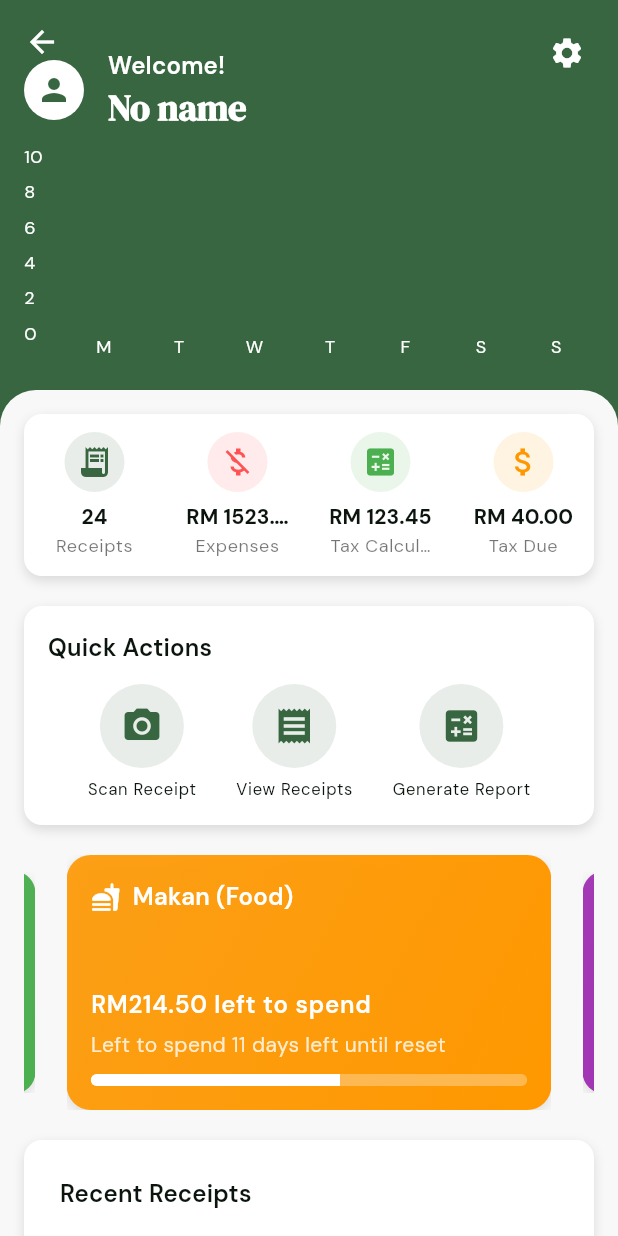
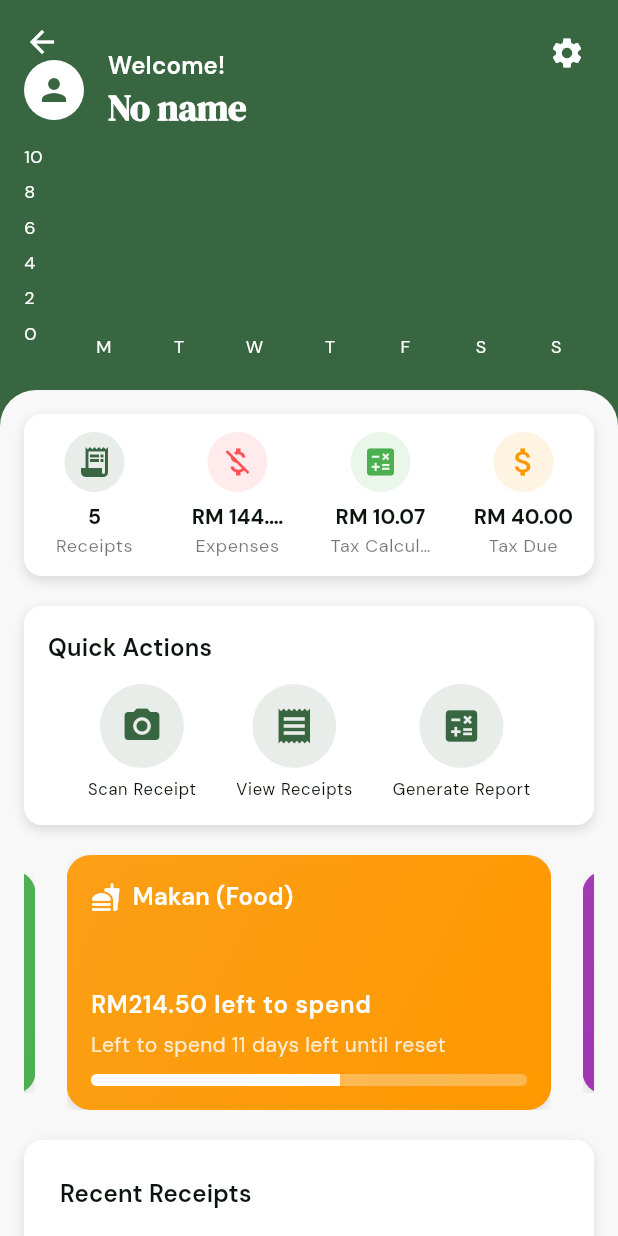
Before and after one commit to vinky0813/tolak_tax, a Flutter app: the DashboardScreen screen opened directly, on a phone screen of 412 x 824 dp. Run offline on Flutter 3.47's test engine with Material 3 defaults, Android fonts, the phone set to English and light mode, and no system bars; drawn by our look-alikes of carousel_slider, fl_chart; our stand-ins replace camera, firebase_auth, firebase_core, flutter_cache_manager, flutter_svg, google_sign_in and 1 more; missing offline and left inert: flutter_facebook_auth; accounts and stored records are empty.

Commit message:
Receipt Clickable, Dashboard Summary Card no longer hardcoded

```diff
--- a/lib/screens/dashboard_screen.dart
+++ b/lib/screens/dashboard_screen.dart
@@ -58,11 +58,10 @@ class _DashboardScreenState extends State<DashboardScreen> {
     final bool hasAvatar = photoUrl != null && photoUrl.isNotEmpty;
 
     // Dummy data for demo
-    const int totalReceipts = 24;
-    const double totalExpenses = 1523.75;
-    const double totalTax = 123.45;
+    final int totalReceipts = dummyReceipts.length;
+    final double totalExpenses = dummyReceipts.fold(0.0, (sum, receipt) => sum + receipt.totalAmount);
+    final double totalTax = dummyReceipts.fold(0.0, (sum, receipt) => sum + (receipt.taxAmount ?? 0.0));
     const double taxDue = 40.00;
-    const double totalMakanExpenses = 200.00;
 
     final recentReceipts = dummyReceipts;
 
```
Also changed, not shown: lib/screens/receipt_details_screen.dart (+44 -0 lines).
